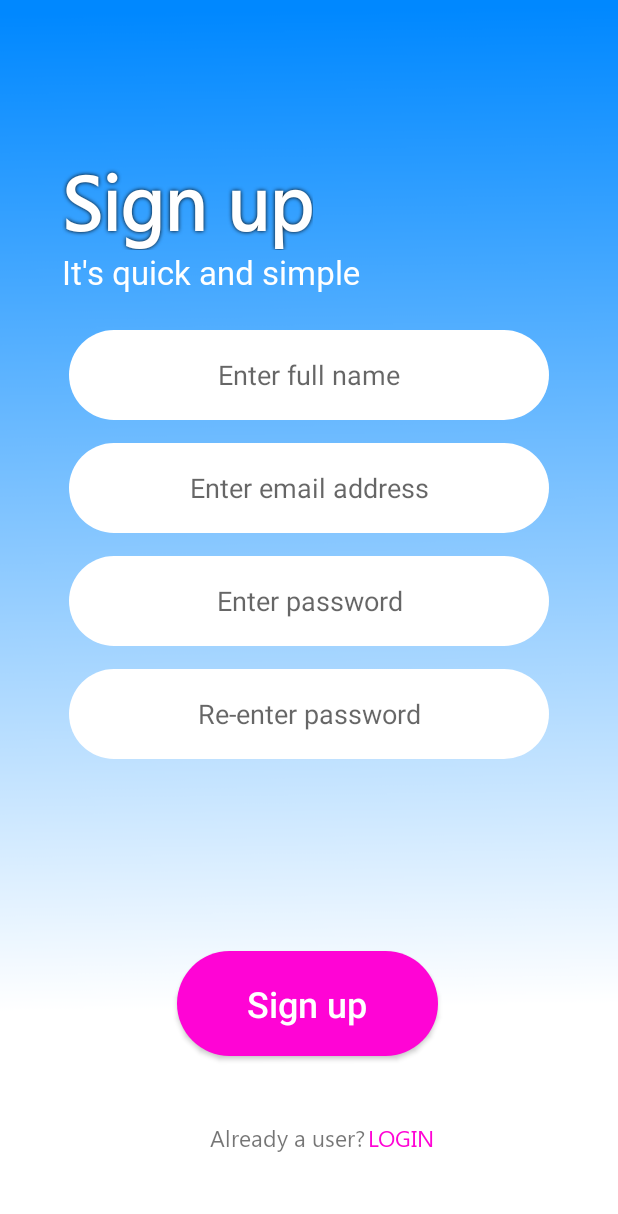
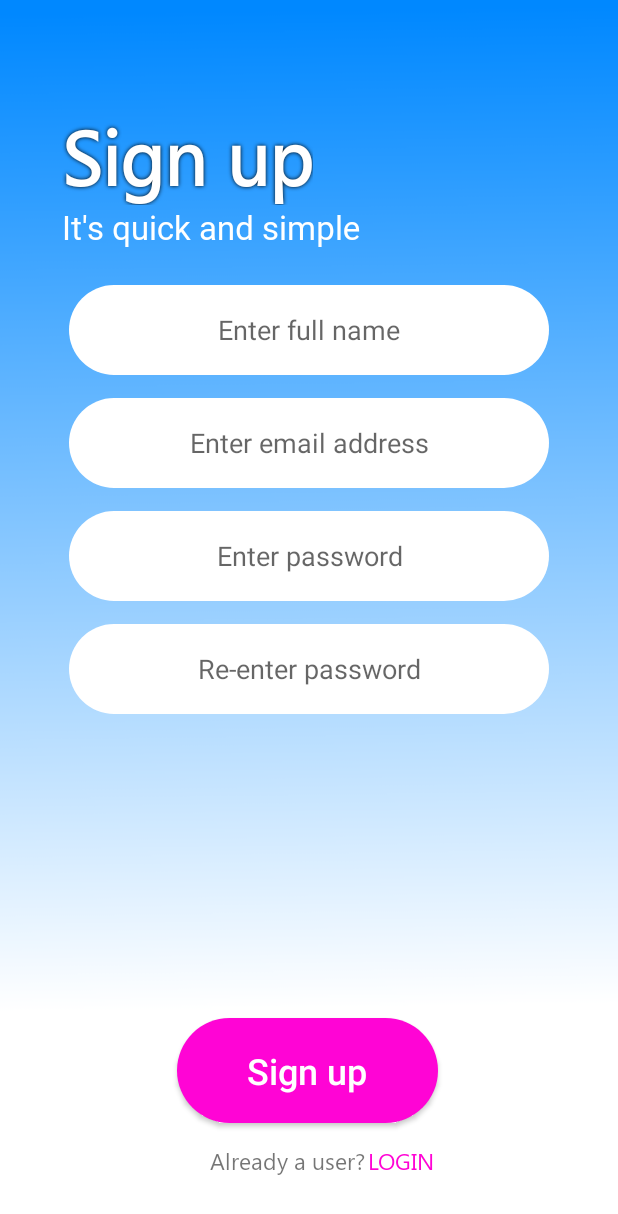
Before and after one commit to snehashis365/GeoFence_Hackaday, an Android app: the register screen opened directly, with no data from a screen before it, on a phone screen of 412 x 824 dp. Shown: the top 1214 px of the screen. Run offline under Robolectric (Android 15) with nearby library versions, the phone set to English and light mode, and no system bars.

Commit message:
Hotfix attempt for smaller screen phones and wrap content for certain text view

```diff
--- a/app/src/main/res/layout/activity_main.xml
+++ b/app/src/main/res/layout/activity_main.xml
@@ -56,8 +56,8 @@
 
     <TextView
         android:id="@+id/textView3"
-        android:layout_width="78dp"
-        android:layout_height="20dp"
+        android:layout_width="wrap_content"
+        android:layout_height="wrap_content"
         android:layout_marginBottom="50dp"
         android:alpha="69"
         android:fontFamily="@font/regular"
--- a/app/src/main/res/layout/activity_register.xml
+++ b/app/src/main/res/layout/activity_register.xml
@@ -1,4 +1,6 @@
 <?xml version="1.0" encoding="utf-8"?>
+
+
 <androidx.constraintlayout.widget.ConstraintLayout xmlns:android="http://schemas.android.com/apk/res/android"
     xmlns:app="http://schemas.android.com/apk/res-auto"
     xmlns:tools="http://schemas.android.com/tools"
@@ -7,12 +9,13 @@
     android:background="@drawable/background_auth"
     tools:context=".register">
 
+
     <TextView
         android:id="@+id/welcome"
         android:layout_width="wrap_content"
         android:layout_height="wrap_content"
         android:layout_marginStart="41dp"
-        android:layout_marginTop="100dp"
+        android:layout_marginTop="70dp"
         android:fontFamily="@font/regular"
         android:shadowColor="#000000"
         android:shadowDx="0"
@@ -43,7 +46,7 @@
         android:id="@+id/button"
         android:layout_width="174dp"
         android:layout_height="70dp"
-        android:layout_marginBottom="120dp"
+        android:layout_marginBottom="75dp"
         android:background="@drawable/custom_button1"
         android:text="Sign up"
         android:textAllCaps="false"
@@ -57,9 +60,9 @@
     <TextView
         android:id="@+id/textView3"
         android:layout_width="wrap_content"
-        android:layout_height="20dp"
+        android:layout_height="wrap_content"
         android:layout_marginStart="140dp"
-        android:layout_marginBottom="56dp"
+        android:layout_marginBottom="40dp"
         android:alpha="69"
         android:fontFamily="@font/regular"
         android:gravity="center"
@@ -71,15 +74,15 @@
     <TextView
         android:id="@+id/login"
         android:layout_width="wrap_content"
-        android:layout_height="20dp"
+        android:layout_height="wrap_content"
         android:layout_marginStart="2dp"
-        android:layout_marginBottom="56dp"
+        android:layout_marginBottom="40dp"
         android:alpha="69"
         android:clickable="true"
+        android:contextClickable="true"
         android:fontFamily="@font/regular"
         android:gravity="center"
         android:text="LOGIN"
-        android:contextClickable="true"
         android:textColor="#FF04D5"
         android:textSize="15sp"
         app:layout_constraintBottom_toBottomOf="parent"
@@ -93,6 +96,9 @@
         app:layout_constraintGuide_percent="0.5
 "
         app:layout_constraintGuide_begin="399dp" />
+
+
+
 
     <EditText
         android:id="@+id/name"
```
Also changed, not shown: app/src/main/res/layout/activity_login.xml (+5 -5 lines).
